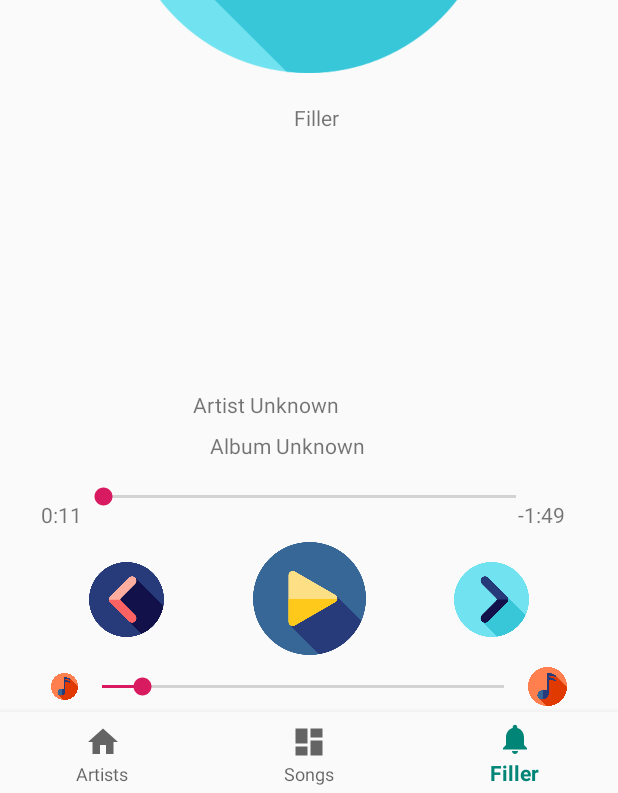
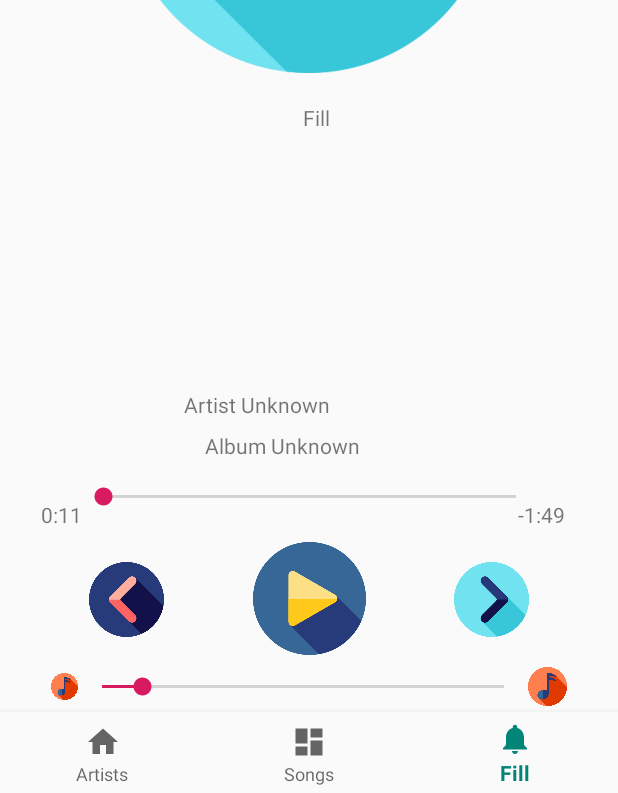
Before and after one commit to andrurose/Music_Player, an Android app: the screen it shows after launch (MainActivity), item 3 of the bottom bar chosen, on a phone screen of 412 x 824 dp. Shown: the part 440-1233 px from the top of the screen. Run offline under Robolectric (Android 15) with nearby library versions, the phone set to English and light mode, and no system bars.

Commit message:
Minor Changes

```diff
--- a/app/src/main/res/values/strings.xml
+++ b/app/src/main/res/values/strings.xml
@@ -2,7 +2,7 @@
     <string name="app_name">Music Player</string>
     <string name="title_artists">Artists</string>
     <string name="title_songs">Songs</string>
-    <string name="title_filler">Filler</string>
+    <string name="title_filler">Fill</string>
     <string name="song_title">Title Unknown</string>
     <string name="song_artist">Artist Unknown</string>
     <string name="title_album">Album Unknown</string>
```
